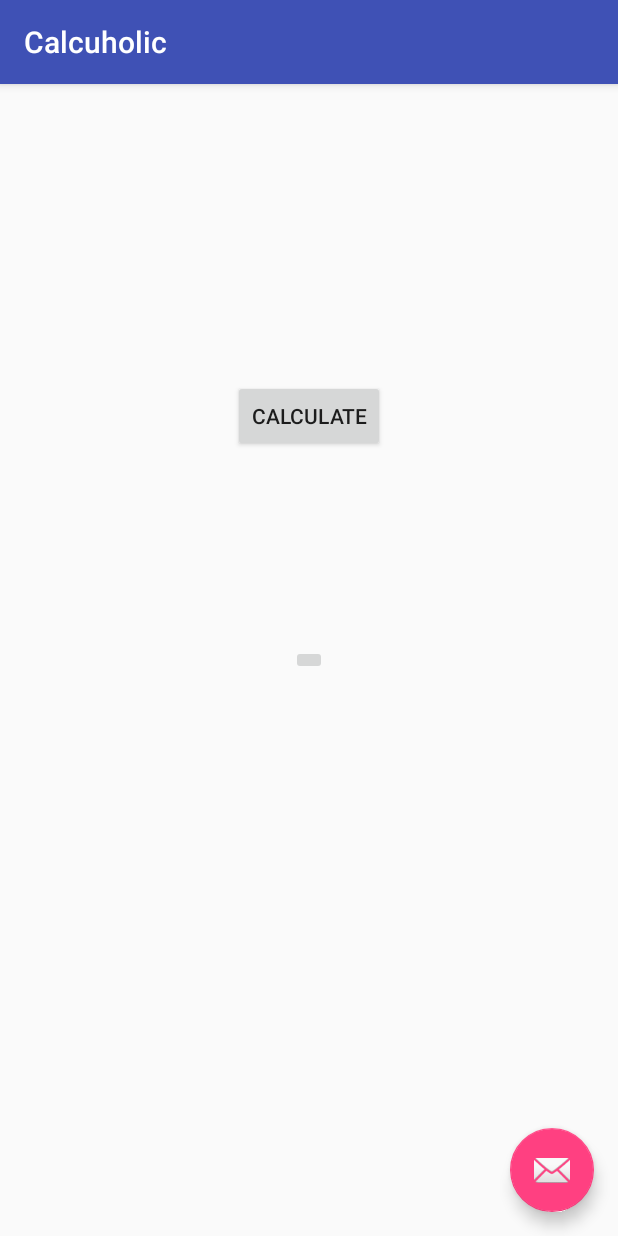
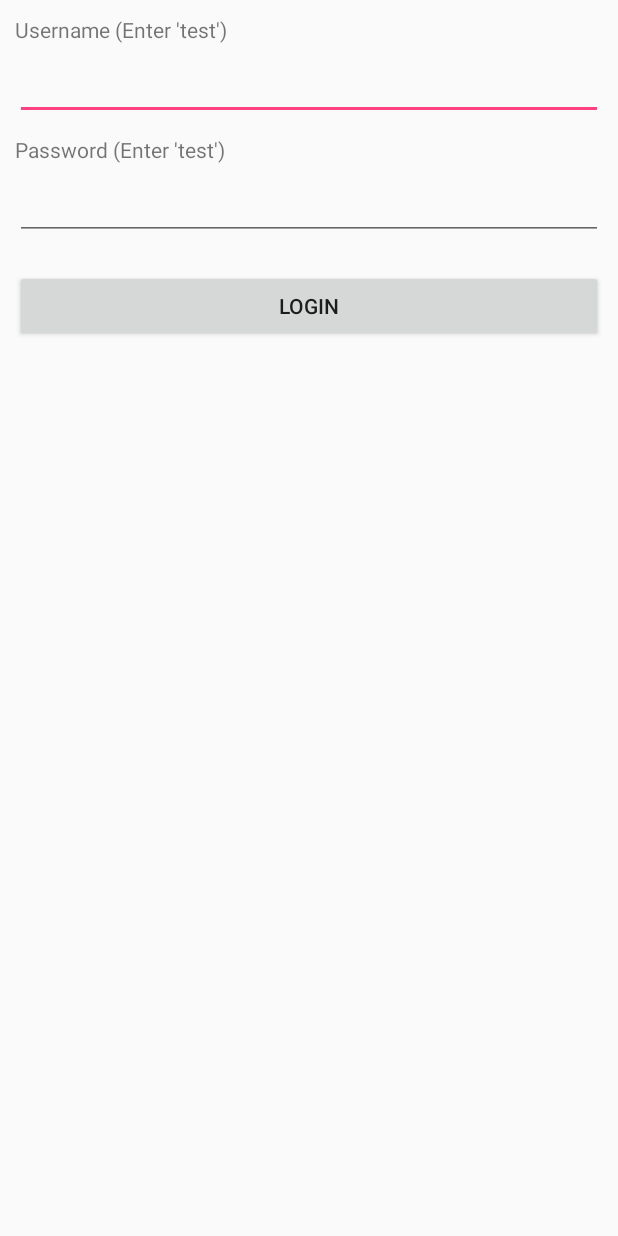
Before and after one commit to billprig/TabLayoutWithViewPager, an Android app: the screen it shows after launch (Main2Activity before the commit, LoginActivity after it), on a phone screen of 412 x 824 dp. Run offline under Robolectric (Android 15) with nearby library versions, the light colour scheme and no system bars.

Commit message:
User Login & Sessions
test user login and sessions

```diff
--- a/app/src/main/AndroidManifest.xml
+++ b/app/src/main/AndroidManifest.xml
@@ -25,6 +25,10 @@
             android:theme="@style/AppTheme"
             android:screenOrientation="portrait">
         </activity>
+        <activity
+            android:name=".LoginActivity"
+            android:label="User Login" >
+        </activity>
     </application>
 
 </manifest>
--- /dev/null
+++ b/app/src/main/java/roy/tablayoutwithviewpager/LoginActivity.java
@@ -0,0 +1,87 @@
+package roy.tablayoutwithviewpager;
+
+/**
+ * Created by billprig on 25/05/16.
+ */
+
+import android.app.Activity;
+import android.content.Intent;
+import android.os.Bundle;
+import android.view.View;
+import android.widget.Button;
+import android.widget.EditText;
+import android.widget.Toast;
+
+public class LoginActivity extends Activity {
+
+   // Email, password edittext
+   EditText txtUsername, txtPassword;
+
+   // login button
+   Button btnLogin;
+
+   // Alert Dialog Manager
+   //AlertDialog alert = new AlertDialog();
+
+   // Session Manager Class
+   SessionManager session;
+
+   @Override
+   public void onCreate(Bundle savedInstanceState) {
+      super.onCreate(savedInstanceState);
+      setContentView(R.layout.activity_login);
+
+      // Session Manager
+      session = new SessionManager(getApplicationContext());
+
+      // Email, Password input text
+      txtUsername = (EditText) findViewById(R.id.txtUsername);
+      txtPassword = (EditText) findViewById(R.id.txtPassword);
+
+      Toast.makeText(getApplicationContext(), "User Login Status: " + session.isLoggedIn(), Toast.LENGTH_LONG).show();
+
+
+      // Login button
+      btnLogin = (Button) findViewById(R.id.btnLogin);
+
+
+      // Login button click event
+      btnLogin.setOnClickListener(new View.OnClickListener() {
+
+         @Override
+         public void onClick(View arg0) {
+            // Get username, password from EditText
+            String username = txtUsername.getText().toString();
+            String password = txtPassword.getText().toString();
+
+            // Check if username, password is filled
+            if(username.trim().length() > 0 && password.trim().length() > 0){
+               // For testing puspose username, password is checked with sample data
+               // username = test
+               // password = test
+               if(username.equals("test") && password.equals("test")){
+
+                  // Creating user login session
+                  // For testing i am stroing name, email as follow
+                  // Use user real data
+                  session.createLoginSession("Billprig", "iambillprig@hottttt.com");
+
+                  // Staring MainActivity
+                  Intent i = new Intent(getApplicationContext(), Main2Activity.class);
+                  startActivity(i);
+                  finish();
+
+               }else{
+                  // username / password doesn't match
+                  //     alert.showAlertDialog(LoginActivity.this, "Login failed..", "Username/Password is incorrect", false);
+               }
+            }else{
+               // user didn't entered username or password
+               // Show alert asking him to enter the details
+               //      alert.showAlertDialog(LoginActivity.this, "Login failed..", "Please enter username and password", false);
+            }
+
+         }
+      });
+   }
+}
--- a/app/src/main/java/roy/tablayoutwithviewpager/Main2Activity.java
+++ b/app/src/main/java/roy/tablayoutwithviewpager/Main2Activity.java
@@ -6,9 +6,25 @@ import android.support.design.widget.FloatingActionButton;
 import android.support.design.widget.Snackbar;
 import android.support.v7.app.AppCompatActivity;
 import android.support.v7.widget.Toolbar;
+import android.text.Html;
 import android.view.View;
+import android.widget.Button;
+import android.widget.TextView;
+import android.widget.Toast;
+
+import java.util.HashMap;
 
 public class Main2Activity extends AppCompatActivity {
+
+
+   // Alert Dialog Manager
+   //AlertDialogManager alert = new AlertDialogManager();
+
+   // Session Manager Class
+   SessionManager session;
+
+   // Button Logout
+   Button btnLogout;
 
    @Override
    protected void onCreate(Bundle savedInstanceState) {
@@ -25,6 +41,53 @@ public class Main2Activity extends AppCompatActivity {
                .setAction("Action", null).show();
          }
       });
+
+      // Session class instance
+      session = new SessionManager(getApplicationContext());
+
+      TextView lblName = (TextView) findViewById(R.id.lblName);
+      TextView lblEmail = (TextView) findViewById(R.id.lblEmail);
+
+      // Button logout
+      btnLogout = (Button) findViewById(R.id.btnLogout);
+
+      Toast.makeText(getApplicationContext(), "User Login Status: " + session.isLoggedIn(), Toast.LENGTH_LONG).show();
+
+
+      /**
+       * Call this function whenever you want to check user login
+       * This will redirect user to LoginActivity is he is not
+       * logged in
+       * */
+      session.checkLogin();
+
+      // get user data from session
+      HashMap<String, String> user = session.getUserDetails();
+
+      // name
+      String name = user.get(SessionManager.KEY_NAME);
+
+      // email
+      String email = user.get(SessionManager.KEY_EMAIL);
+
+      // displaying user data
+      lblName.setText(Html.fromHtml("Name: <b>" + name + "</b>"));
+      lblEmail.setText(Html.fromHtml("Email: <b>" + email + "</b>"));
+
+
+      /**
+       * Logout button click event
+       * */
+      btnLogout.setOnClickListener(new View.OnClickListener() {
+
+         @Override
+         public void onClick(View arg0) {
+            // Clear the session data
+            // This will clear all session data and
+            // redirect user to LoginActivity
+            session.logoutUser();
+         }
+      });
    }
    public void click(View view){
       startActivity(new Intent(this, MainActivity.class));
--- /dev/null
+++ b/app/src/main/java/roy/tablayoutwithviewpager/SessionManager.java
@@ -0,0 +1,128 @@
+package roy.tablayoutwithviewpager;
+
+/**
+ * Created by billprig on 25/05/16.
+ */
+import android.content.Context;
+import android.content.Intent;
+import android.content.SharedPreferences;
+import android.content.SharedPreferences.Editor;
+
+import java.util.HashMap;
+
+public class SessionManager {
+   // Shared Preferences
+   SharedPreferences pref;
+
+   // Editor for Shared preferences
+   Editor editor;
+
+   // Context
+   Context _context;
+
+   // Shared pref mode
+   int PRIVATE_MODE = 0;
+
+   // Sharedpref file name
+   private static final String PREF_NAME = "AndroidHivePref";
+
+   // All Shared Preferences Keys
+   private static final String IS_LOGIN = "IsLoggedIn";
+
+   // User name (make variable public to access from outside)
+   public static final String KEY_NAME = "name";
+
+   // Email address (make variable public to access from outside)
+   public static final String KEY_EMAIL = "email";
+
+   // Constructor
+   public SessionManager(Context context){
+      this._context = context;
+      pref = _context.getSharedPreferences(PREF_NAME, PRIVATE_MODE);
+      editor = pref.edit();
+   }
+
+   /**
+    * Create login session
+    * */
+   public void createLoginSession(String name, String email){
+      // Storing login value as TRUE
+      editor.putBoolean(IS_LOGIN, true);
+
+      // Storing name in pref
+      editor.putString(KEY_NAME, name);
+
+      // Storing email in pref
+      editor.putString(KEY_EMAIL, email);
+
+      // commit changes
+      editor.commit();
+   }
+
+   /**
+    * Check login method wil check user login status
+    * If false it will redirect user to login page
+    * Else won't do anything
+    * */
+   public void checkLogin(){
+      // Check login status
+      if(!this.isLoggedIn()){
+         // user is not logged in redirect him to Login Activity
+         Intent i = new Intent(_context, LoginActivity.class);
+         // Closing all the Activities
+         i.addFlags(Intent.FLAG_ACTIVITY_CLEAR_TOP);
+
+         // Add new Flag to start new Activity
+         i.setFlags(Intent.FLAG_ACTIVITY_NEW_TASK);
+
+         // Staring Login Activity
+         _context.startActivity(i);
+      }
+
+   }
+
+
+
+   /**
+    * Get stored session data
+    * */
+   public HashMap<String, String> getUserDetails(){
+      HashMap<String, String> user = new HashMap<String, String>();
+      // user name
+      user.put(KEY_NAME, pref.getString(KEY_NAME, null));
+
+      // user email id
+      user.put(KEY_EMAIL, pref.getString(KEY_EMAIL, null));
+
+      // return user
+      return user;
+   }
+
+   /**
+    * Clear session details
+    * */
+   public void logoutUser(){
+      // Clearing all data from Shared Preferences
+      editor.clear();
+      editor.commit();
+
+      // After logout redirect user to Loing Activity
+      Intent i = new Intent(_context, LoginActivity.class);
+      // Closing all the Activities
+      i.addFlags(Intent.FLAG_ACTIVITY_CLEAR_TOP);
+
+      // Add new Flag to start new Activity
+      i.setFlags(Intent.FLAG_ACTIVITY_NEW_TASK);
+
+      // Staring Login Activity
+      _context.startActivity(i);
+   }
+
+   /**
+    * Quick check for login
+    * **/
+   // Get Login State
+   public boolean isLoggedIn(){
+      return pref.getBoolean(IS_LOGIN, false);
+   }
+}
--- /dev/null
+++ b/app/src/main/res/layout/activity_login.xml
@@ -0,0 +1,43 @@
+<LinearLayout xmlns:android="http://schemas.android.com/apk/res/android"
+              xmlns:tools="http://schemas.android.com/tools"
+              android:layout_width="match_parent"
+              android:layout_height="match_parent"
+              android:orientation="vertical"
+              android:padding="10dip">
+
+    <!-- Email Label -->
+    <TextView
+        android:layout_width="fill_parent"
+        android:layout_height="wrap_content"
+        android:text="Username (Enter 'test')"
+        android:singleLine="true"
+        android:layout_marginBottom="5dip"/>
+
+    <!-- Email input text -->
+    <EditText android:id="@+id/txtUsername"
+              android:layout_width="fill_parent"
+              android:layout_height="wrap_content"
+              android:layout_marginBottom="10dip"/>
+
+    <!-- Password Label -->
+    <TextView
+        android:layout_width="fill_parent"
+        android:layout_height="wrap_content"
+        android:text="Password (Enter 'test')"
+        android:layout_marginBottom="5dip"/>
+
+    <!-- Password input text -->
+    <EditText android:id="@+id/txtPassword"
+              android:layout_width="fill_parent"
+              android:layout_height="wrap_content"
+              android:layout_marginBottom="20dip"
+              android:password="true"
+              android:singleLine="true"/>
+
+    <!-- Login button -->
+    <Button android:id="@+id/btnLogin"
+            android:layout_width="fill_parent"
+            android:layout_height="wrap_content"
+            android:text="Login"/>
+
+</LinearLayout>
--- a/app/src/main/res/layout/activity_main2.xml
+++ b/app/src/main/res/layout/activity_main2.xml
@@ -33,4 +33,5 @@
         android:layout_margin="@dimen/fab_margin"
         android:src="@android:drawable/ic_dialog_email"/>
 
+
 </android.support.design.widget.CoordinatorLayout>
```
Also changed, not shown: app/src/main/res/layout/content_main2.xml (+27 -5 lines), 1 other file.
